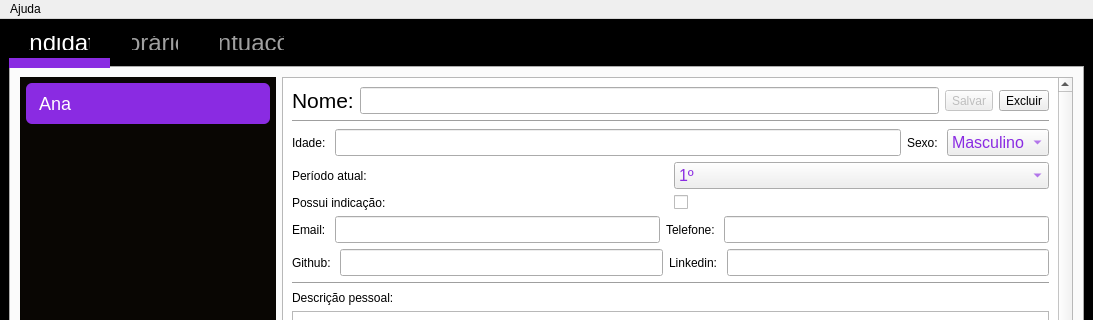
Above: electio.ui from GS-bit/electio before the change; both pictures show x 0 to 1093 and y 0 to 320 of the 1093 by 606 pixel window. Below: the same form after it.
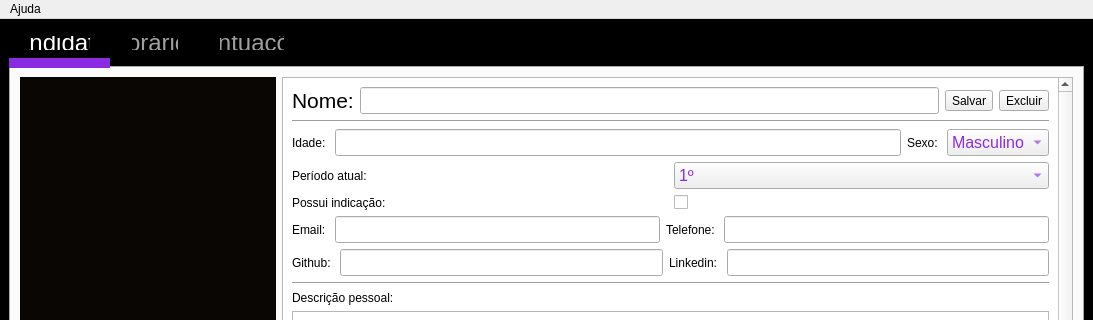
That is the form after the change. Icons and pictures are not drawn.

```diff
--- a/electio.ui
+++ b/electio.ui
@@ -128,16 +128,11 @@
              <enum>Qt::FocusPolicy::NoFocus</enum>
             </property>
             <property name="currentRow">
-             <number>0</number>
+             <number>-1</number>
             </property>
             <property name="sortingEnabled">
              <bool>true</bool>
             </property>
-            <item>
-             <property name="text">
-              <string>Ana</string>
-             </property>
-            </item>
            </widget>
           </item>
           <item>
@@ -193,7 +188,7 @@
                 <item>
                  <widget class="QToolButton" name="toolButton_2">
                   <property name="enabled">
-                   <bool>false</bool>
+                   <bool>true</bool>
                   </property>
                   <property name="text">
                    <string>Salvar</string>
```
Left out of the diff: 68 changed lines with no effect on the pictures.
